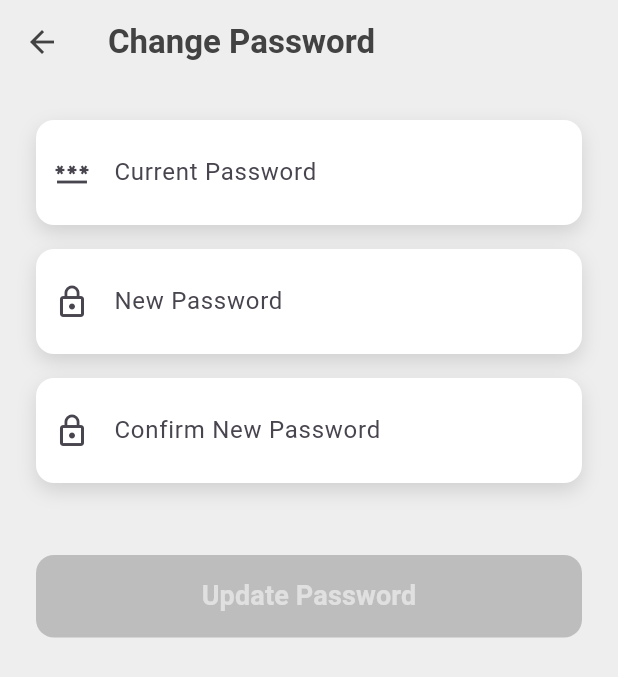
After one commit to SAKKalinduS/Biomark, a Flutter app: the ProfileScreen screen opened by its route, scrolled down 323 dp, after a tap on "Change Password", on a phone screen of 412 x 824 dp. The commit adds this screen. Shown: the top 677 px of the screen. Run offline on Flutter 3.47's test engine with Material 3 defaults, Android fonts, the phone set to English and light mode, and no system bars; our stand-ins replace sqflite; missing offline and left inert: encrypt, mongo_dart; accounts and stored records are empty.

Commit message:
change password screen

```diff
--- /dev/null
+++ b/lib/screens/change_password_screen.dart
@@ -0,0 +1,269 @@
+import 'package:flutter/material.dart';
+import 'package:provider/provider.dart';
+import '../services/auth_service.dart';
+import '../screens/profile_screen.dart'; // Import the home screen
+
+class ChangePasswordScreen extends StatefulWidget {
+  @override
+  _ChangePasswordScreenState createState() => _ChangePasswordScreenState();
+}
+
+class _ChangePasswordScreenState extends State<ChangePasswordScreen> {
+  final _formKey = GlobalKey<FormState>();
+  final _currentPasswordController = TextEditingController();
+  final _newPasswordController = TextEditingController();
+  final _confirmPasswordController = TextEditingController();
+
+  String? _currentPasswordError;
+  String? _newPasswordError;
+  String? _confirmPasswordError;
+  bool _isLoading = false;
+  bool _isFormValid = false;
+  bool _isPasswordChangeSuccessful = false;
+
+  @override
+  void initState() {
+    super.initState();
+    _currentPasswordController.addListener(_validateForm);
+    _newPasswordController.addListener(_validateForm);
+    _confirmPasswordController.addListener(_validateForm);
+  }
+
+  @override
+  void dispose() {
+    _currentPasswordController.removeListener(_validateForm);
+    _newPasswordController.removeListener(_validateForm);
+    _confirmPasswordController.removeListener(_validateForm);
+    _currentPasswordController.dispose();
+    _newPasswordController.dispose();
+    _confirmPasswordController.dispose();
+    super.dispose();
+  }
+
+  void _validateForm() {
+    setState(() {
+      // Password requirements: at least 8 characters, 1 uppercase, 1 number
+      final passwordRegex = RegExp(r'^(?=.*[A-Z])(?=.*\d).{8,}$');
+
+      bool isNewPasswordValid = passwordRegex.hasMatch(_newPasswordController.text);
+      bool doPasswordsMatch = _newPasswordController.text == _confirmPasswordController.text;
+
+      _newPasswordError = !isNewPasswordValid && _newPasswordController.text.isNotEmpty
+          ? 'Password must be at least 8 characters with 1 uppercase letter and 1 number'
+          : null;
+
+      _confirmPasswordError = !doPasswordsMatch && _confirmPasswordController.text.isNotEmpty
+          ? 'Passwords do not match'
+          : null;
+
+      _isFormValid = _currentPasswordController.text.isNotEmpty &&
+          isNewPasswordValid &&
+          doPasswordsMatch;
+    });
+  }
+
+  Widget _buildErrorText(String? error) {
+    if (error == null || error.isEmpty) return SizedBox.shrink();
+    return Padding(
+      padding: EdgeInsets.only(left: 12, top: 6),
+      child: Text(
+        error,
+        style: TextStyle(
+          color: Colors.red.shade700,
+          fontSize: 12,
+        ),
+      ),
+    );
+  }
+
+  Widget _buildPasswordField({
+    required TextEditingController controller,
+    required String label,
+    IconData? icon,
+    String? errorText,
+  }) {
+    return Column(
+      crossAxisAlignment: CrossAxisAlignment.start,
+      children: [
+        Container(
+          decoration: BoxDecoration(
+            color: Colors.white,
+            borderRadius: BorderRadius.circular(12),
+            border: errorText != null
+                ? Border.all(color: Colors.red.shade300, width: 1)
+                : null,
+            boxShadow: [
+              BoxShadow(
+                color: Colors.black12,
+                blurRadius: 10,
+                offset: Offset(0, 5),
+              ),
+            ],
+          ),
+          child: TextField(
+            controller: controller,
+            obscureText: true,
+            decoration: InputDecoration(
+              labelText: label,
+              prefixIcon: Icon(
+                icon ?? Icons.lock_outline,
+                color: errorText != null ? Colors.red.shade300 : null,
+              ),
+              labelStyle: TextStyle(
+                color: errorText != null ? Colors.red.shade300 : null,
+              ),
+              border: InputBorder.none,
+              contentPadding: EdgeInsets.symmetric(horizontal: 20, vertical: 15),
+            ),
+          ),
+        ),
+        _buildErrorText(errorText),
+        SizedBox(height: 16),
+      ],
+    );
+  }
+
+  void _handlePasswordChange() async {
+    if (_formKey.currentState!.validate() && _isFormValid) {
+      setState(() {
+        _isLoading = true;
+        _currentPasswordError = null;
+      });
+
+      try {
+        final result = await Provider.of<AuthService>(context, listen: false)
+            .changePassword(
+          _currentPasswordController.text,
+          _newPasswordController.text,
+        );
+        if (result['success']) {
+          setState(() {
+            _isPasswordChangeSuccessful = true;
+          });
+          // Show success message for 2 seconds and then redirect
+          Future.delayed(Duration(seconds: 1), () {
+            Navigator.of(context).pushReplacement(
+              MaterialPageRoute(builder: (context) => ProfileScreen()),
+            );
+          });
+        } else {
+          setState(() {
+            _currentPasswordError = result['error'];
+          });
+        }
+      } catch (error) {
+        setState(() {
+          _currentPasswordError = error.toString();
+        });
+      } finally {
+        setState(() {
+          _isLoading = false;
+        });
+      }
+    }
+  }
+
+  @override
+  Widget build(BuildContext context) {
+    return Scaffold(
+      backgroundColor: Colors.grey[200],
+      appBar: AppBar(
+        backgroundColor: Colors.transparent,
+        elevation: 0,
+        leading: IconButton(
+          icon: Icon(Icons.arrow_back, color: Colors.grey[800]),
+          onPressed: () => Navigator.pop(context),
+        ),
+        title: Text(
+          'Change Password',
+          style: TextStyle(
+            color: Colors.grey[800],
+            fontWeight: FontWeight.bold,
+          ),
+        ),
+      ),
+      body: Container(
+        child: SafeArea(
+          child: SingleChildScrollView(
+            child: Padding(
+              padding: EdgeInsets.all(24.0),
+              child: Form(
+                key: _formKey,
+                child: Column(
+                  crossAxisAlignment: CrossAxisAlignment.stretch,
+                  children: [
+                    if (_isPasswordChangeSuccessful)
+                      Padding(
+                        padding: EdgeInsets.symmetric(vertical: 16),
+                        child: Container(
+                          padding: EdgeInsets.all(16),
+                          decoration: BoxDecoration(
+                            color: Colors.green.shade100,
+                            borderRadius: BorderRadius.circular(12),
+                          ),
+                          child: Text(
+                            'Password changed successfully!',
+                            style: TextStyle(
+                              color: Colors.green.shade800,
+                              fontWeight: FontWeight.bold,
+                              fontSize: 16,
+                            ),
+                          ),
+                        ),
+                      ),
+                    _buildPasswordField(
+                      controller: _currentPasswordController,
+                      label: 'Current Password',
+                      icon: Icons.password_outlined,
+                      errorText: _currentPasswordError,
+                    ),
+                    _buildPasswordField(
+                      controller: _newPasswordController,
+                      label: 'New Password',
+                      icon: Icons.lock_outline,
+                      errorText: _newPasswordError,
+                    ),
+                    _buildPasswordField(
+                      controller: _confirmPasswordController,
+                      label: 'Confirm New Password',
+                      icon: Icons.lock_outline,
+                      errorText: _confirmPasswordError,
+                    ),
+                    SizedBox(height: 32),
+                    SizedBox(
+                      height: 55,
+                      child: ElevatedButton(
+                        style: ElevatedButton.styleFrom(
+                          backgroundColor: Colors.grey[800],
+                          foregroundColor: Colors.white,
+                          shape: RoundedRectangleBorder(
+                            borderRadius: BorderRadius.circular(12),
+                          ),
+                          elevation: 5,
+                          disabledBackgroundColor: Colors.grey[400],
+                          disabledForegroundColor: Colors.grey[300],
+                        ),
+                        child: _isLoading
+                            ? CircularProgressIndicator(color: Colors.white)
+                            : Text(
+                          'Update Password',
+                          style: TextStyle(
+                            fontSize: 18,
+                            fontWeight: FontWeight.bold,
+                          ),
+                        ),
+                        onPressed: (_isLoading || !_isFormValid)
+                            ? null
+                            : _handlePasswordChange,
+                      ),
+                    ),
+                  ],
+                ),
+              ),
+            ),
+          ),
+        ),
+      ),
+    );
+  }
+}
--- a/lib/screens/profile_screen.dart
+++ b/lib/screens/profile_screen.dart
@@ -2,6 +2,7 @@ import 'package:flutter/material.dart';
 import 'package:provider/provider.dart';
 import '../services/auth_service.dart';
 import '../models/user.dart';
+import 'change_password_screen.dart';
 import 'email_change_screen.dart';
 
 class ProfileScreen extends StatelessWidget {
@@ -145,6 +146,37 @@ class ProfileScreen extends StatelessWidget {
                         },
                       ),
                     ),
+                    SizedBox(height: 14),
+                    SizedBox(
+                      width: double.infinity,
+                      height: 55,
+                      child: ElevatedButton(
+                        style: ElevatedButton.styleFrom(
+                          backgroundColor: Colors.grey[800],
+                          foregroundColor: Colors.white,
+                          shape: RoundedRectangleBorder(
+                            borderRadius: BorderRadius.circular(12),
+                          ),
+                          elevation: 5,
+                        ),
+                        child: Text(
+                          'Change Password',
+                          style: TextStyle(
+                            fontSize: 18,
+                            fontWeight: FontWeight.bold,
+                          ),
+                        ),
+                        onPressed: () {
+                          // Implement profile update functionality
+                          Navigator.push(
+                            context,
+                            MaterialPageRoute(
+                              builder: (context) => ChangePasswordScreen(),
+                            ),
+                          );
+                        },
+                      ),
+                    ),
                     SizedBox(height: 16),
                     SizedBox(
                       width: double.infinity,
```
